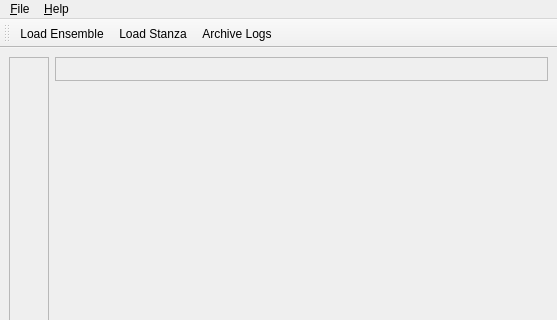
Qt form trunk/maestro/gui/MaestroBase.ui (patrickhartling/maestro) before a commit; both pictures show x 0 to 557 and y 0 to 320 of the 557 by 523 pixel window.
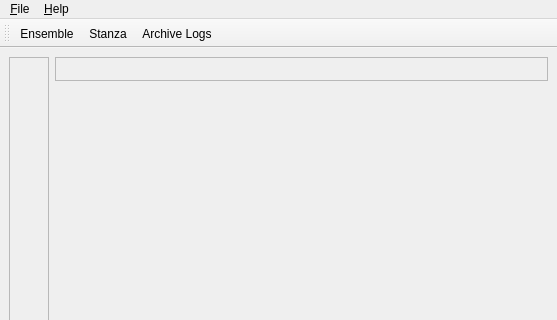
The same form after that commit. Icons and pictures are not drawn.

Commit message: - Add more actions, and rearange menu alittle.

Patch:
```diff
--- a/trunk/maestro/gui/MaestroBase.ui
+++ b/trunk/maestro/gui/MaestroBase.ui
@@ -208,7 +208,7 @@
     <iconset resource="MaestroResource.qrc" >:/Maestro/images/maestro_icon.png</iconset>
    </property>
    <property name="text" >
-    <string>Load Ensemble</string>
+    <string>Ensemble</string>
    </property>
   </action>
   <action name="mAboutAction" >
@@ -224,7 +224,7 @@
     <iconset resource="MaestroResource.qrc" >:/Maestro/images/stanza.png</iconset>
    </property>
    <property name="text" >
-    <string>Load Stanza</string>
+    <string>Stanza</string>
    </property>
   </action>
   <action name="mSaveEnsembleAction" >
```
Left out of the diff: 34 changed lines with no effect on the pictures. The commit also changes 1 other file.
